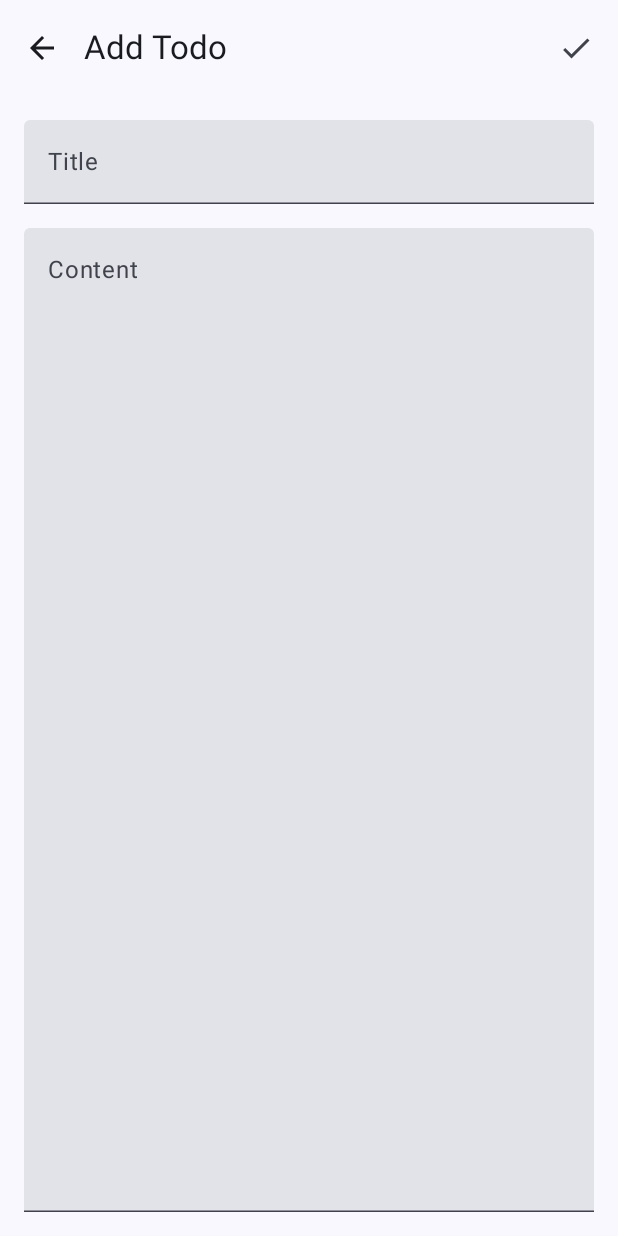
After one commit to TakanaKonbu/CommunityTodoApp, an Android app built with Jetpack Compose: the TodoEditScreen screen opened through its navigation route, on a phone screen of 412 x 824 dp. The commit adds this screen. Run offline under Robolectric (Android 15) with nearby library versions, the phone set to English and light mode, and no system bars.

Commit message:
プロトタイプの完成

```diff
--- a/app/src/main/java/com/takanakonbu/communitytodoapp/MainActivity.kt
+++ b/app/src/main/java/com/takanakonbu/communitytodoapp/MainActivity.kt
@@ -3,45 +3,78 @@ package com.takanakonbu.communitytodoapp
 import android.os.Bundle
 import androidx.activity.ComponentActivity
 import androidx.activity.compose.setContent
-import androidx.activity.enableEdgeToEdge
-import androidx.compose.foundation.layout.fillMaxSize
-import androidx.compose.foundation.layout.padding
-import androidx.compose.material3.Scaffold
-import androidx.compose.material3.Text
-import androidx.compose.runtime.Composable
-import androidx.compose.ui.Modifier
-import androidx.compose.ui.tooling.preview.Preview
+import androidx.activity.viewModels
+import androidx.compose.runtime.collectAsState
+import androidx.compose.runtime.getValue
+import androidx.lifecycle.ViewModel
+import androidx.lifecycle.ViewModelProvider
+import androidx.navigation.NavType
+import androidx.navigation.compose.NavHost
+import androidx.navigation.compose.composable
+import androidx.navigation.compose.rememberNavController
+import androidx.navigation.navArgument
+import com.takanakonbu.communitytodoapp.ui.TodoViewModel
+import com.takanakonbu.communitytodoapp.ui.navigation.Screen
+import com.takanakonbu.communitytodoapp.ui.screens.TodoEditScreen
+import com.takanakonbu.communitytodoapp.ui.screens.TodoListScreen
 import com.takanakonbu.communitytodoapp.ui.theme.CommunityTodoAppTheme
 
 class MainActivity : ComponentActivity() {
+    private val viewModel: TodoViewModel by viewModels {
+        object : ViewModelProvider.Factory {
+            override fun <T : ViewModel> create(modelClass: Class<T>): T {
+                return TodoViewModel(application) as T
+            }
+        }
+    }
+
     override fun onCreate(savedInstanceState: Bundle?) {
         super.onCreate(savedInstanceState)
-        enableEdgeToEdge()
         setContent {
             CommunityTodoAppTheme {
-                Scaffold(modifier = Modifier.fillMaxSize()) { innerPadding ->
-                    Greeting(
-                        name = "Android",
-                        modifier = Modifier.padding(innerPadding)
-                    )
+                val navController = rememberNavController()
+                val todos by viewModel.allTodos.collectAsState(initial = emptyList())
+
+                NavHost(navController = navController, startDestination = Screen.TodoList.route) {
+                    composable(Screen.TodoList.route) {
+                        TodoListScreen(
+                            todos = todos,
+                            onAddClick = { navController.navigate(Screen.AddTodo.route) },
+                            onTodoClick = { todo ->
+                                navController.navigate(Screen.EditTodo.createRoute(todo.id))
+                            },
+                            onDeleteClick = { todo -> viewModel.deleteTodo(todo) }
+                        )
+                    }
+
+                    composable(Screen.AddTodo.route) {
+                        TodoEditScreen(
+                            onSaveClick = { title, content ->
+                                viewModel.addTodo(title, content)
+                                navController.navigateUp()
+                            },
+                            onBackClick = { navController.navigateUp() }
+                        )
+                    }
+
+                    composable(
+                        route = Screen.EditTodo.route,
+                        arguments = listOf(navArgument("todoId") { type = NavType.IntType })
+                    ) { backStackEntry ->
+                        val todoId = backStackEntry.arguments?.getInt("todoId") ?: return@composable
+                        val todo = todos.find { it.id == todoId } ?: return@composable
+
+                        TodoEditScreen(
+                            todo = todo,
+                            onSaveClick = { title, content ->
+                                viewModel.updateTodo(todo.copy(title = title, content = content))
+                                navController.navigateUp()
+                            },
+                            onBackClick = { navController.navigateUp() }
+                        )
+                    }
                 }
             }
         }
     }
 }
-
-@Composable
-fun Greeting(name: String, modifier: Modifier = Modifier) {
-    Text(
-        text = "Hello $name!",
-        modifier = modifier
-    )
-}
-
-@Preview(showBackground = true)
-@Composable
-fun GreetingPreview() {
-    CommunityTodoAppTheme {
-        Greeting("Android")
-    }
-}
--- a/app/src/main/java/com/takanakonbu/communitytodoapp/data/TodoDao.kt
+++ b/app/src/main/java/com/takanakonbu/communitytodoapp/data/TodoDao.kt
@@ -1,5 +1,4 @@
 package com.takanakonbu.communitytodoapp.data
-
 
 import androidx.room.Dao
 import androidx.room.Delete
--- /dev/null
+++ b/app/src/main/java/com/takanakonbu/communitytodoapp/ui/screens/TodoEditScreen.kt
@@ -0,0 +1,70 @@
+package com.takanakonbu.communitytodoapp.ui.screens
+
+import androidx.compose.foundation.layout.*
+import androidx.compose.material.icons.Icons
+import androidx.compose.material.icons.automirrored.filled.ArrowBack
+import androidx.compose.material.icons.filled.Check
+import androidx.compose.material3.*
+import androidx.compose.runtime.*
+import androidx.compose.ui.Modifier
+import androidx.compose.ui.unit.dp
+import com.takanakonbu.communitytodoapp.data.Todo
+
+@OptIn(ExperimentalMaterial3Api::class)
+@Composable
+fun TodoEditScreen(
+    todo: Todo? = null,
+    onSaveClick: (String, String) -> Unit,
+    onBackClick: () -> Unit
+) {
+    var title by remember { mutableStateOf(todo?.title ?: "") }
+    var content by remember { mutableStateOf(todo?.content ?: "") }
+
+    Scaffold(
+        topBar = {
+            TopAppBar(
+                title = { Text(if (todo == null) "Add Todo" else "Edit Todo") },
+                navigationIcon = {
+                    IconButton(onClick = onBackClick) {
+                        Icon(Icons.AutoMirrored.Filled.ArrowBack, "Back")
+                    }
+                },
+                actions = {
+                    IconButton(
+                        onClick = {
+                            if (title.isNotBlank()) {
+                                onSaveClick(title, content)
+                            }
+                        }
+                    ) {
+                        Icon(Icons.Default.Check, "Save")
+                    }
+                }
+            )
+        }
+    ) { padding ->
+        Column(
+            modifier = Modifier
+                .padding(padding)
+                .padding(16.dp)
+                .fillMaxSize()
+        ) {
+            TextField(
+                value = title,
+                onValueChange = { title = it },
+                label = { Text("Title") },
+                modifier = Modifier.fillMaxWidth()
+            )
+            Spacer(modifier = Modifier.height(16.dp))
+            TextField(
+                value = content,
+                onValueChange = { content = it },
+                label = { Text("Content") },
+                modifier = Modifier
+                    .fillMaxWidth()
+                    .weight(1f),
+                minLines = 3
+            )
+        }
+    }
+}
--- /dev/null
+++ b/app/src/main/java/com/takanakonbu/communitytodoapp/ui/screens/TodoListScreen.kt
@@ -0,0 +1,89 @@
+package com.takanakonbu.communitytodoapp.ui.screens
+
+import androidx.compose.foundation.clickable
+import androidx.compose.foundation.layout.*
+import androidx.compose.foundation.lazy.LazyColumn
+import androidx.compose.foundation.lazy.items
+import androidx.compose.material.icons.Icons
+import androidx.compose.material.icons.filled.Add
+import androidx.compose.material.icons.filled.Delete
+import androidx.compose.material3.*
+import androidx.compose.runtime.*
+import androidx.compose.ui.Alignment
+import androidx.compose.ui.Modifier
+import androidx.compose.ui.text.style.TextOverflow
+import androidx.compose.ui.unit.dp
+import com.takanakonbu.communitytodoapp.data.Todo
+import java.time.format.DateTimeFormatter
+
+@Composable
+fun TodoListScreen(
+    todos: List<Todo>,
+    onAddClick: () -> Unit,
+    onTodoClick: (Todo) -> Unit,
+    onDeleteClick: (Todo) -> Unit
+) {
+    Scaffold(
+        floatingActionButton = {
+            FloatingActionButton(onClick = onAddClick) {
+                Icon(Icons.Default.Add, "Add Todo")
+            }
+        }
+    ) { padding ->
+        LazyColumn(
+            modifier = Modifier
+                .fillMaxSize()
+                .padding(padding)
+        ) {
+            items(todos) { todo ->
+                TodoItem(
+                    todo = todo,
+                    onClick = { onTodoClick(todo) },
+                    onDelete = { onDeleteClick(todo) }
+                )
+            }
+        }
+    }
+}
+
+@Composable
+fun TodoItem(
+    todo: Todo,
+    onClick: () -> Unit,
+    onDelete: () -> Unit
+) {
+    Card(
+        modifier = Modifier
+            .fillMaxWidth()
+            .padding(8.dp)
+            .clickable(onClick = onClick),
+    ) {
+        Row(
+            modifier = Modifier
+                .padding(16.dp)
+                .fillMaxWidth(),
+            horizontalArrangement = Arrangement.SpaceBetween,
+            verticalAlignment = Alignment.CenterVertically
+        ) {
+            Column(modifier = Modifier.weight(1f)) {
+                Text(
+                    text = todo.title,
+                    style = MaterialTheme.typography.titleMedium
+                )
+                Text(
+                    text = todo.content,
+                    style = MaterialTheme.typography.bodyMedium,
+                    maxLines = 2,
+                    overflow = TextOverflow.Ellipsis
+                )
+                Text(
+                    text = todo.updatedAt.format(DateTimeFormatter.ofPattern("yyyy/MM/dd HH:mm")),
+                    style = MaterialTheme.typography.bodySmall
+                )
+            }
+            IconButton(onClick = onDelete) {
+                Icon(Icons.Default.Delete, "Delete")
+            }
+        }
+    }
+}
```
Also changed, not shown: app/src/main/java/com/takanakonbu/communitytodoapp/TodoApplication.kt (+9 -1 lines), app/src/main/java/com/takanakonbu/communitytodoapp/data/Converters.kt (+11 -2 lines), app/src/main/java/com/takanakonbu/communitytodoapp/data/TodoDatabase.kt (+8 -8 lines), app/src/main/java/com/takanakonbu/communitytodoapp/ui/TodoViewModel.kt (added, +46 -0 lines), app/src/main/java/com/takanakonbu/communitytodoapp/ui/navigation/NavGraph.kt (added, +9 -0 lines).
